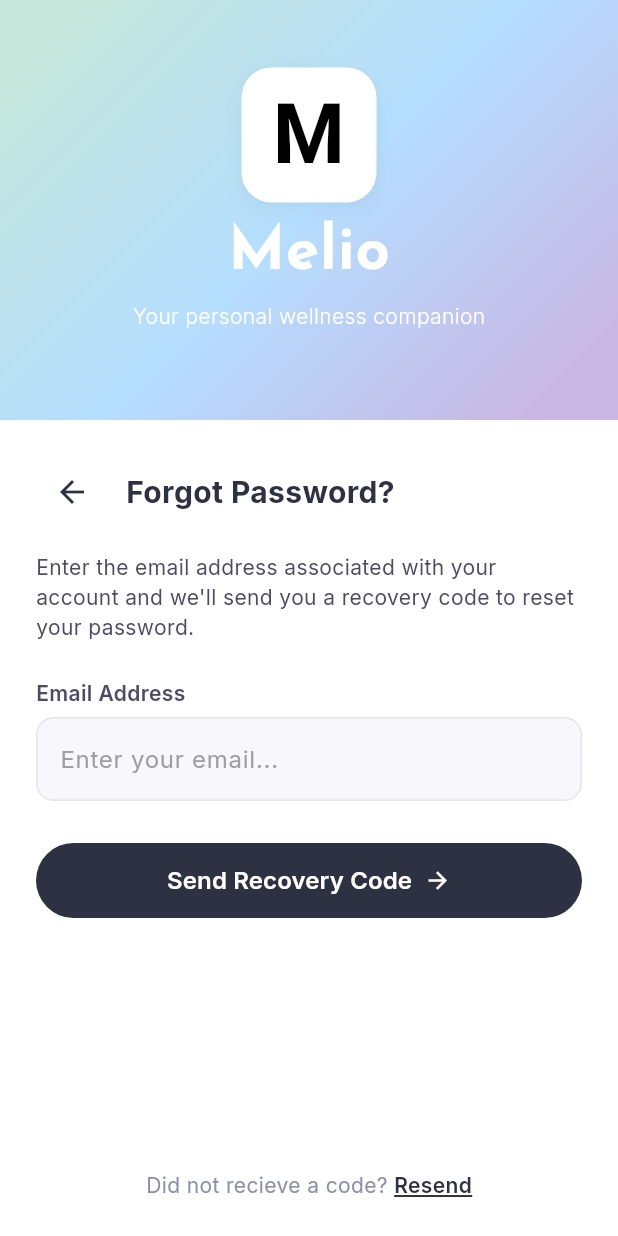
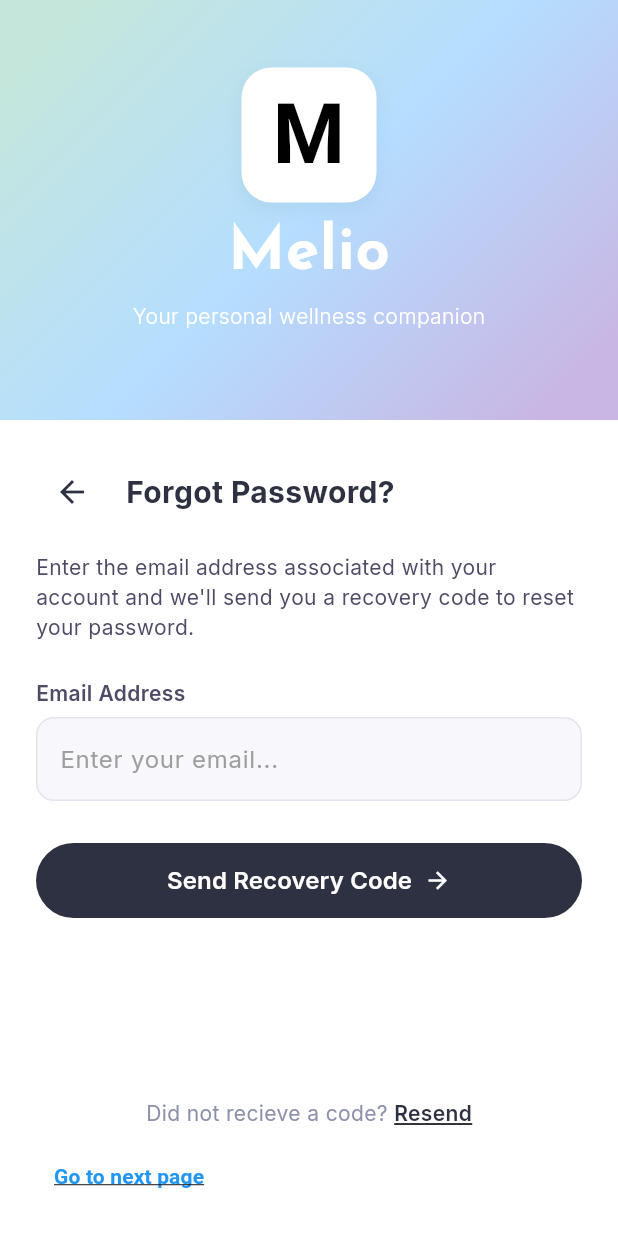
Before and after one commit to CSC-3380-Fall-2026/Team-11, a Flutter app: the ForgotPasswordPage screen opened directly, on a phone screen of 412 x 824 dp. Run offline on Flutter 3.47's test engine with Material 3 defaults, Android fonts, the phone set to English and light mode, and no system bars; our stand-ins replace cloud_firestore, device_preview, firebase_auth, firebase_core, flutter_dotenv, flutter_svg and 4 more; accounts and stored records are empty.

Commit message:
created temp button to test reset password page

```diff
--- a/melio_project/lib/pages/login_user/forgot_password_page.dart
+++ b/melio_project/lib/pages/login_user/forgot_password_page.dart
@@ -3,6 +3,7 @@ import "package:melio_project/pages/create_account/components/email_textbox.dart
 import "package:flutter/material.dart";
 import "package:google_fonts/google_fonts.dart";
 import "package:firebase_auth/firebase_auth.dart";
+import "package:melio_project/pages/login_user/reset_password_page.dart";
 import '../services/account_authentication.dart';
 
 class ForgotPasswordPage extends StatefulWidget {
@@ -193,6 +194,24 @@ class _ForgotPasswordPageState extends State<ForgotPasswordPage> {
                         ),
                       ),
                       const SizedBox(height: 8),
+
+                      TextButton(
+                        onPressed: () {
+                          Navigator.of(context).push(
+                            MaterialPageRoute(
+                              builder: (context) => const ResetPasswordPage(),
+                            ),
+                          );
+                        },
+                        child: const Text(
+                          'Go to next page',
+                          style: TextStyle(
+                            color: Colors.blue,
+                            fontWeight: FontWeight.bold,
+                            decoration: TextDecoration.underline,
+                          ),
+                        ),
+                      ),
                     ],
                   ),
                 ),
```
